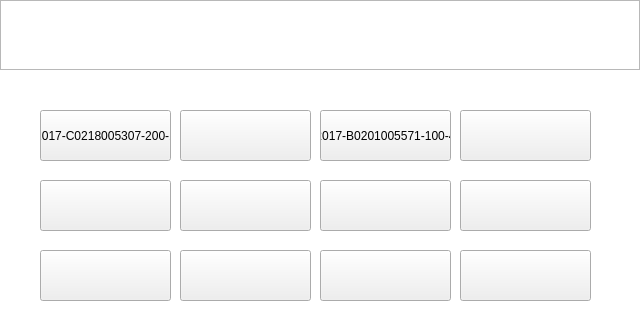
Qt form SmartCabinet/Device/devicesimulate.ui (birdman1992/SmartCabinet) before a commit; both pictures show x 0 to 640 and y 0 to 320 of the 640 by 480 pixel window.
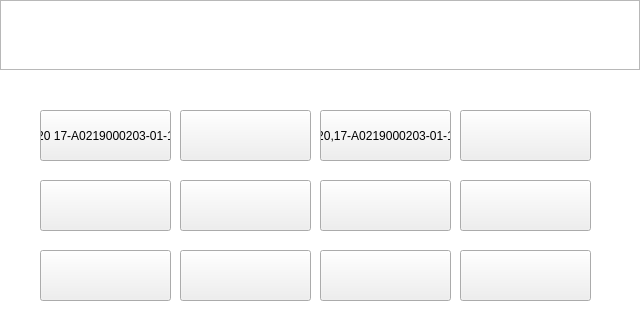
The same form after that commit.

```diff
--- a/SmartCabinet/Device/devicesimulate.ui
+++ b/SmartCabinet/Device/devicesimulate.ui
@@ -228,7 +228,7 @@
         <enum>Qt::NoFocus</enum>
        </property>
        <property name="text">
-        <string>2017-C0218005307-200-1</string>
+        <string>20 17-A0219000203-01-1</string>
        </property>
       </widget>
       <widget class="QPushButton" name="pushButton_6">
@@ -388,7 +388,7 @@
         <enum>Qt::NoFocus</enum>
        </property>
        <property name="text">
-        <string>2017-B0201005571-100-4</string>
+        <string>20,17-A0219000203-01-1</string>
        </property>
       </widget>
       <widget class="QPushButton" name="pushButton_16">
```
